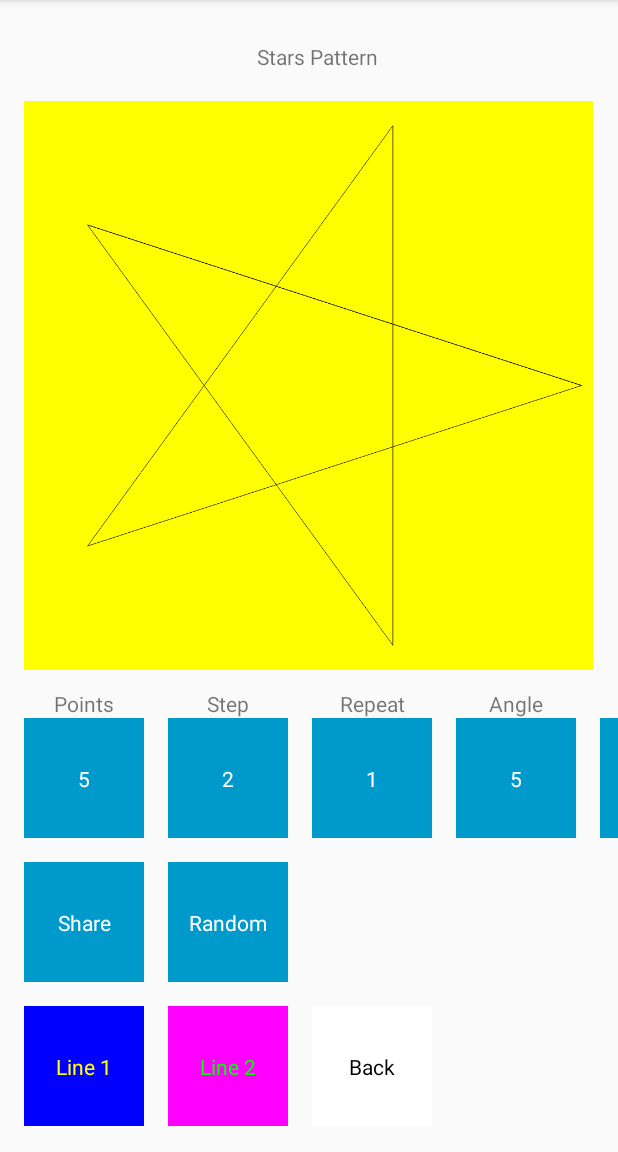
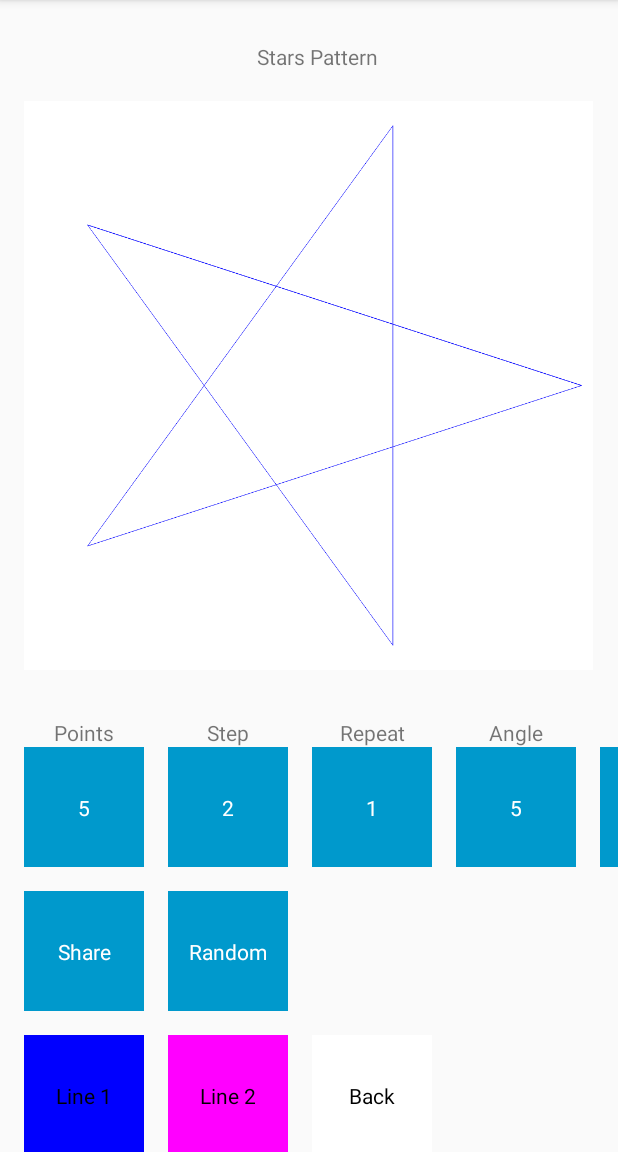
Before and after one commit to EddAardvark/android_app_1, an Android app: the StarsPatternActivity screen opened directly, with no data from a screen before it, on a phone screen of 412 x 824 dp, the part 84-1236 px from its top. Run offline under Robolectric (Android 15) with nearby library versions, the phone set to English and light mode, and no system bars.

Commit message:
Tidied stars layout

```diff
--- a/app/src/main/java/com/activities/StarsPatternActivity.java
+++ b/app/src/main/java/com/activities/StarsPatternActivity.java
@@ -19,6 +19,7 @@ import android.graphics.Bitmap;
 import com.dialogs.GetColour;
 import com.dialogs.GetInteger;
 import com.example.tutorialapp.R;
+import com.misc.ColourHelpers;
 import com.patterns.StarParameters;
 
 import java.io.File;
@@ -83,9 +84,9 @@ public class StarsPatternActivity extends AppCompatActivity implements GetIntege
         m_layout_foreground1.setBackgroundColor(m_params.m_first_line);
         m_layout_foreground2.setBackgroundColor(m_params.m_last_line);
 
-        m_layout_background_text.setTextColor(m_params.m_background ^ 0xFFFFFF);
-        m_layout_foreground1_text.setTextColor(m_params.m_first_line ^ 0xFFFFFF);
-        m_layout_foreground2_text.setTextColor(m_params.m_last_line ^ 0xFFFFFF);
+        m_layout_background_text.setTextColor(ColourHelpers.GetContrastColour (m_params.m_background));
+        m_layout_foreground1_text.setTextColor(ColourHelpers.GetContrastColour (m_params.m_first_line));
+        m_layout_foreground2_text.setTextColor(ColourHelpers.GetContrastColour (m_params.m_last_line));
     }
 
     void Draw ()
--- a/app/src/main/java/com/dialogs/GetColour.java
+++ b/app/src/main/java/com/dialogs/GetColour.java
@@ -28,6 +28,7 @@ public class GetColour extends DialogFragment {
 
     GetColour.Result m_result;
     int m_id;
+    int m_granularty = 16;  ///< granularity in the colour component picker
 
     NumberPicker m_RedPicker;
     NumberPicker m_GreenPicker;
@@ -42,7 +43,6 @@ public class GetColour extends DialogFragment {
         m_id = id;
         m_result = res;
     }
-
 
     public static GetColour construct(GetColour.Result res, int id, int colour, String title, String message) {
 
@@ -75,6 +75,10 @@ public class GetColour extends DialogFragment {
         m_red = (colour >> 16) & 0xFF;
         m_green = (colour >> 8) & 0xFF;
         m_blue = colour & 0xFF;
+        m_opaque = (colour >> 24) & 0xFF;
+        m_red = (colour >> 16) & 0xFF;
+        m_green = (colour >> 8) & 0xFF;
+        m_blue = colour & 0xFF;
 
         return builder.create();
     }
@@ -92,16 +96,16 @@ public class GetColour extends DialogFragment {
         m_BluePicker = (NumberPicker) dialog.findViewById(R.id.set_blue);
 
         m_RedPicker.setMinValue(0);
-        m_RedPicker.setMaxValue(255);
-        m_RedPicker.setValue(m_red);
+        m_RedPicker.setMaxValue(256/m_granularty);
+        m_RedPicker.setValue(((m_red == 255) ? 256 : m_red)/m_granularty);
 
         m_GreenPicker.setMinValue(0);
-        m_GreenPicker.setMaxValue(255);
-        m_GreenPicker.setValue(m_green);
+        m_GreenPicker.setMaxValue(256/m_granularty);
+        m_GreenPicker.setValue(((m_green == 255) ? 256 : m_green)/m_granularty);
 
         m_BluePicker.setMinValue(0);
-        m_BluePicker.setMaxValue(255);
-        m_BluePicker.setValue(m_blue);
+        m_BluePicker.setMaxValue(256/m_granularty);
+        m_BluePicker.setValue(((m_blue == 255) ? 256 : m_blue)/m_granularty);
 
         m_RedPicker.setOnValueChangedListener(m_number_change);
         m_GreenPicker.setOnValueChangedListener(m_number_change);
@@ -137,13 +141,13 @@ public class GetColour extends DialogFragment {
 
             switch (picker.getId()) {
                 case R.id.set_red:
-                    m_red = newVal;
+                    m_red = Math.min(newVal*m_granularty, 255);
                     break;
                 case R.id.set_green:
-                    m_green = newVal;
+                    m_green = Math.min(newVal*m_granularty, 255);;
                     break;
                 case R.id.set_blue:
-                    m_blue = newVal;
+                    m_blue = Math.min(newVal*m_granularty, 255);;
                     break;
             }
             setColour();
--- /dev/null
+++ b/app/src/main/java/com/misc/ColourHelpers.java
@@ -0,0 +1,30 @@
+package com.misc;
+
+import android.graphics.Color;
+
+public class ColourHelpers {
+    /**
+     * Returns a colour that should contrast with the niput colour. Intended for creating labels for coloured backgrounds.
+     * @param red the red component (0-255)
+     * @param green the green component (0-255)
+     * @param blue the blue component (0-255)
+     * @return The contrasting colour, currently black or white.
+     */
+    public static int GetContrastColour(int red, int green, int blue){
+
+        return (Math.max (Math.max (red, green), blue)) > 128 ? Color.BLACK : Color.WHITE;
+    }
+    /**
+     * Returns a colour that should contrast with the niput colour. Intended for creating labels for coloured backgrounds.
+     * @param colour
+     * @return The contrasting colour, currently black or white.
+     */
+    public static int GetContrastColour(int colour){
+
+        int red = (colour >> 16) & 0xFF;
+        int green = (colour >> 8) & 0xFF;
+        int blue = colour & 0xFF;
+
+        return GetContrastColour(red, green, blue);
+    }
+}
--- a/app/src/main/java/com/patterns/StarParameters.java
+++ b/app/src/main/java/com/patterns/StarParameters.java
@@ -55,11 +55,11 @@ public class StarParameters {
         Rect rect = new Rect(0, 0, m_width, m_height);
         Canvas canvas = new Canvas(m_bmp);
         Paint paint = new Paint();
-        paint.setColor(Color.YELLOW);
+        paint.setColor(m_background);
         paint.setStyle(Paint.Style.FILL);
 
         canvas.drawRect(rect, paint);
-        paint.setColor(Color.BLACK);
+        paint.setColor(m_first_line);
 
         double xc = m_width * 0.5;
         double yc = m_height * 0.5;
--- a/app/src/main/res/layout/stars_pattern_activity.xml
+++ b/app/src/main/res/layout/stars_pattern_activity.xml
@@ -29,89 +29,24 @@
         tools:srcCompat="@tools:sample/avatars" />
 
     <androidx.constraintlayout.widget.ConstraintLayout
-        android:id="@+id/layout_n1"
-        android:layout_width="80dp"
-        android:layout_height="80dp"
-        android:layout_marginStart="16dp"
-        android:layout_marginLeft="16dp"
-        android:layout_marginTop="32dp"
-        android:background="@android:color/holo_blue_dark"
-        android:clickable="true"
-        app:layout_constraintStart_toStartOf="parent"
-        app:layout_constraintTop_toBottomOf="@+id/image"
-        android:focusable="true">
-
-        <TextView
-            android:id="@+id/text_n1"
+        android:id="@+id/layout_buttons"
         android:layout_width="wrap_content"
         android:layout_height="wrap_content"
-            android:text="N1"
-            android:textColor="@android:color/white"
-            app:layout_constraintBottom_toBottomOf="parent"
+        android:layout_marginTop="24dp"
         app:layout_constraintEnd_toEndOf="parent"
         app:layout_constraintStart_toStartOf="parent"
-            app:layout_constraintTop_toTopOf="parent" />
+        app:layout_constraintTop_toBottomOf="@+id/image">
 
-    </androidx.constraintlayout.widget.ConstraintLayout>
-
-    <androidx.constraintlayout.widget.ConstraintLayout
-        android:id="@+id/layout_n2"
-        android:layout_width="80dp"
-        android:layout_height="80dp"
-        android:layout_marginStart="16dp"
-        android:layout_marginLeft="16dp"
-        android:background="@android:color/holo_blue_dark"
-        android:clickable="true"
-        app:layout_constraintStart_toEndOf="@+id/layout_n1"
-        app:layout_constraintTop_toTopOf="@+id/layout_n1"
-        android:focusable="true">
-
-        <TextView
-            android:id="@+id/text_n2"
-            android:layout_width="wrap_content"
-            android:layout_height="wrap_content"
-            android:text="N2"
-            android:textColor="@android:color/white"
-            app:layout_constraintBottom_toBottomOf="parent"
-            app:layout_constraintEnd_toEndOf="parent"
-            app:layout_constraintStart_toStartOf="parent"
-            app:layout_constraintTop_toTopOf="parent" />
-    </androidx.constraintlayout.widget.ConstraintLayout>
-
-
-
-    <androidx.constraintlayout.widget.ConstraintLayout
-        android:id="@+id/layout_n3"
-        android:layout_width="80dp"
-        android:layout_height="80dp"
-        android:layout_marginStart="16dp"
-        android:layout_marginLeft="16dp"
-        android:background="@android:color/holo_blue_dark"
-        app:layout_constraintStart_toEndOf="@+id/layout_n2"
-        app:layout_constraintTop_toTopOf="@+id/layout_n2"
-        android:clickable="true"
-        android:focusable="true">
-
-        <TextView
-            android:id="@+id/text_n3"
-            android:layout_width="wrap_content"
-            android:layout_height="wrap_content"
-            android:text="N3"
-            android:textColor="@android:color/white"
-            app:layout_constraintBottom_toBottomOf="parent"
-            app:layout_constraintEnd_toEndOf="parent"
-            app:layout_constraintStart_toStartOf="parent"
-            app:layout_constraintTop_toTopOf="parent" />
-    </androidx.constraintlayout.widget.ConstraintLayout>
 
         <TextView
             android:id="@+id/tvn1"
             android:layout_width="wrap_content"
             android:layout_height="wrap_content"
+            android:layout_marginTop="8dp"
             android:text="@string/n1"
-        app:layout_constraintBottom_toTopOf="@+id/layout_n1"
             app:layout_constraintEnd_toEndOf="@+id/layout_n1"
-        app:layout_constraintStart_toStartOf="@+id/layout_n1" />
+            app:layout_constraintStart_toStartOf="@+id/layout_n1"
+            app:layout_constraintTop_toTopOf="parent" />
 
         <TextView
             android:id="@+id/tvn2"
@@ -148,6 +83,81 @@
             app:layout_constraintBottom_toTopOf="@+id/layout_shrink"
             app:layout_constraintEnd_toEndOf="@+id/layout_shrink"
             app:layout_constraintStart_toStartOf="@+id/layout_shrink" />
+
+
+        <androidx.constraintlayout.widget.ConstraintLayout
+            android:id="@+id/layout_n1"
+            android:layout_width="80dp"
+            android:layout_height="80dp"
+            android:layout_marginStart="16dp"
+            android:layout_marginLeft="16dp"
+            android:background="@android:color/holo_blue_dark"
+            android:clickable="true"
+            android:focusable="true"
+            app:layout_constraintStart_toStartOf="parent"
+            app:layout_constraintTop_toBottomOf="@+id/tvn1">
+
+            <TextView
+                android:id="@+id/text_n1"
+                android:layout_width="wrap_content"
+                android:layout_height="wrap_content"
+                android:text="N1"
+                android:textColor="@android:color/white"
+                app:layout_constraintBottom_toBottomOf="parent"
+                app:layout_constraintEnd_toEndOf="parent"
+                app:layout_constraintStart_toStartOf="parent"
+                app:layout_constraintTop_toTopOf="parent" />
+
+        </androidx.constraintlayout.widget.ConstraintLayout>
+
+        <androidx.constraintlayout.widget.ConstraintLayout
+            android:id="@+id/layout_n2"
+            android:layout_width="80dp"
+            android:layout_height="80dp"
+            android:layout_marginStart="16dp"
+            android:layout_marginLeft="16dp"
+            android:background="@android:color/holo_blue_dark"
+            android:clickable="true"
+            android:focusable="true"
+            app:layout_constraintStart_toEndOf="@+id/layout_n1"
+            app:layout_constraintTop_toTopOf="@+id/layout_n1">
+
+            <TextView
+                android:id="@+id/text_n2"
+                android:layout_width="wrap_content"
+                android:layout_height="wrap_content"
+                android:text="N2"
+                android:textColor="@android:color/white"
+                app:layout_constraintBottom_toBottomOf="parent"
+                app:layout_constraintEnd_toEndOf="parent"
+                app:layout_constraintStart_toStartOf="parent"
+                app:layout_constraintTop_toTopOf="parent" />
+        </androidx.constraintlayout.widget.ConstraintLayout>
+
+
+        <androidx.constraintlayout.widget.ConstraintLayout
+            android:id="@+id/layout_n3"
+            android:layout_width="80dp"
+            android:layout_height="80dp"
+            android:layout_marginStart="16dp"
+            android:layout_marginLeft="16dp"
+            android:background="@android:color/holo_blue_dark"
+            android:clickable="true"
+            android:focusable="true"
+            app:layout_constraintStart_toEndOf="@+id/layout_n2"
+            app:layout_constraintTop_toTopOf="@+id/layout_n2">
+
+            <TextView
+                android:id="@+id/text_n3"
+                android:layout_width="wrap_content"
+                android:layout_height="wrap_content"
+                android:text="N3"
+                android:textColor="@android:color/white"
+                app:layout_constraintBottom_toBottomOf="parent"
+                app:layout_constraintEnd_toEndOf="parent"
+                app:layout_constraintStart_toStartOf="parent"
+                app:layout_constraintTop_toTopOf="parent" />
+        </androidx.constraintlayout.widget.ConstraintLayout>
 
         <androidx.constraintlayout.widget.ConstraintLayout
             android:id="@+id/layout_share"
@@ -322,3 +332,5 @@
 
 
     </androidx.constraintlayout.widget.ConstraintLayout>
+
+</androidx.constraintlayout.widget.ConstraintLayout>
```
Lines whose indentation alone changed are shown as unchanged.
